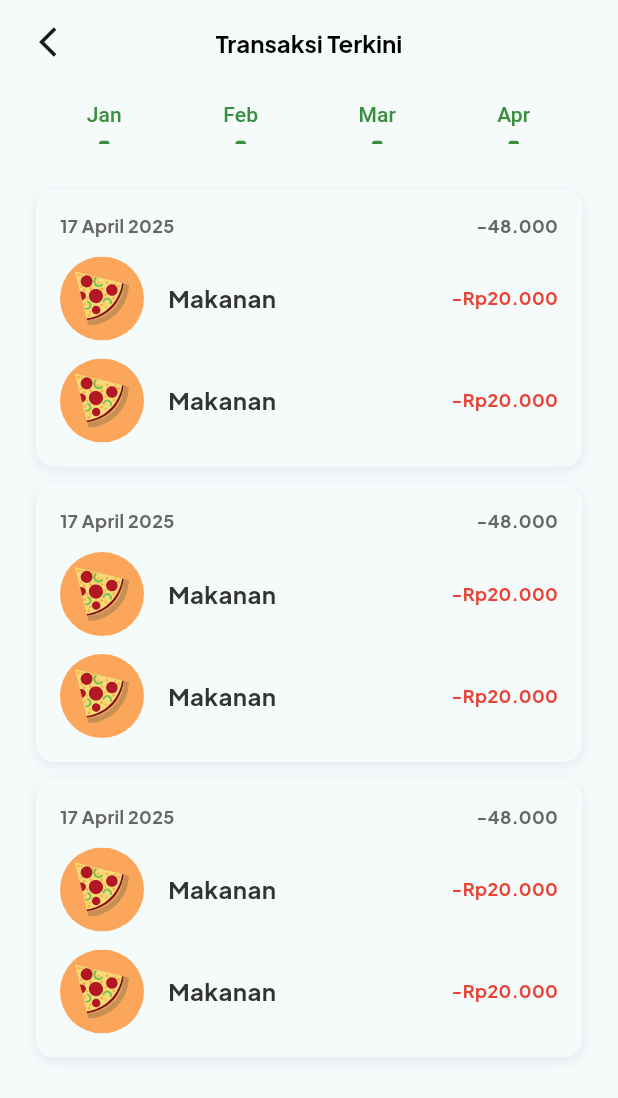
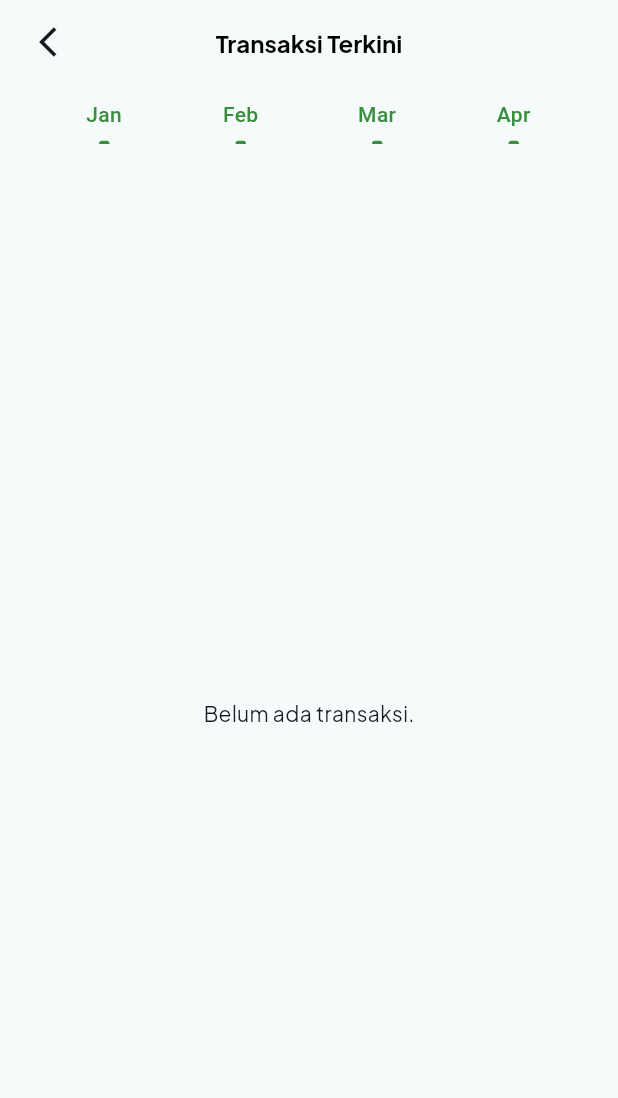
Before and after one commit to alHerys/SaveUp, a Flutter app: the TransaksiTerkiniPage screen opened by its route, on a phone screen of 412 x 824 dp. Shown: the top 1098 px of the screen. Run offline on Flutter 3.47's test engine with Material 3 defaults, Android fonts, the phone set to English and light mode, and no system bars; our stand-ins replace bloc, firebase_ai, firebase_core, fl_chart, flutter_bloc, flutter_svg and 5 more; accounts and stored records are empty.

Commit message:
Berhasil implemetasi UI dengan Hive

```diff
--- a/lib/features/home/presentation/cubit/transaction/transaction_cubit.dart
+++ b/lib/features/home/presentation/cubit/transaction/transaction_cubit.dart
@@ -1,4 +1,5 @@
 import 'package:bloc/bloc.dart';
+import 'package:collection/collection.dart';
 import 'package:hive_flutter/hive_flutter.dart';
 import 'package:meta/meta.dart';
 import 'package:save_up/features/scan/entities/transaksi.dart';
@@ -18,4 +19,29 @@ class TransactionCubit extends Cubit<TransactionState> {
       emit(TransactionError());
     }
   }
+
+  void groupLoadTransactionFromHive() {
+    try {
+      emit(TransactionLoading());
+      final box = Hive.box<Transaksi>('transaksiBox');
+
+      // Ambil dan urutkan transaksi dari yang terbaru
+      final transactions = box.values.toList().cast<Transaksi>()
+        ..sort((a, b) => b.date.compareTo(a.date));
+
+      // Kelompokkan transaksi berdasarkan tanggal (tanpa jam, menit, detik)
+      final groupedData = groupBy<Transaksi, DateTime>(
+        transactions,
+        (transaksi) => DateTime(
+          transaksi.date.year,
+          transaksi.date.month,
+          transaksi.date.day,
+        ),
+      );
+
+      emit(TransactionGrouped(groupedData));
+    } catch (e) {
+      emit(TransactionError());
+    }
+  }
 }
--- a/lib/features/home/presentation/cubit/transaction/transaction_state.dart
+++ b/lib/features/home/presentation/cubit/transaction/transaction_state.dart
@@ -14,3 +14,8 @@ final class TransactionRetrived extends TransactionState {
 
   TransactionRetrived(this.transactions);
 }
+
+final class TransactionGrouped extends TransactionState {
+  final Map<DateTime, List<Transaksi>> groupedTransactions;
+  TransactionGrouped(this.groupedTransactions);
+}
--- a/lib/features/home/presentation/pages/transaksi_terkini_page.dart
+++ b/lib/features/home/presentation/pages/transaksi_terkini_page.dart
@@ -1,6 +1,10 @@
 import 'package:flutter/material.dart';
-import 'package:flutter_svg/flutter_svg.dart';
+import 'package:flutter_bloc/flutter_bloc.dart';
+import 'package:flutter_svg/svg.dart';
+import 'package:intl/intl.dart';
 import 'package:save_up/core/themes/app_pallete.dart';
+import 'package:save_up/core/utils/currency_format.dart';
+import 'package:save_up/features/home/presentation/cubit/transaction/transaction_cubit.dart';
 
 const List<String> months = [
   'Jan',
@@ -17,8 +21,20 @@ const List<String> months = [
   'Des',
 ];
 
-class TransaksiTerkiniPage extends StatelessWidget {
+class TransaksiTerkiniPage extends StatefulWidget {
   const TransaksiTerkiniPage({super.key});
+
+  @override
+  State<TransaksiTerkiniPage> createState() => _TransaksiTerkiniPageState();
+}
+
+class _TransaksiTerkiniPageState extends State<TransaksiTerkiniPage> {
+  @override
+  void initState() {
+    super.initState();
+    // Panggil cubit untuk memuat data saat halaman dibuka
+    context.read<TransactionCubit>().groupLoadTransactionFromHive();
+  }
 
   @override
   Widget build(BuildContext context) {
@@ -27,14 +43,19 @@ class TransaksiTerkiniPage extends StatelessWidget {
         centerTitle: true,
         leading: GestureDetector(
           onTap: () {
-            Navigator.pushNamedAndRemoveUntil(context, '/home', (route) => false);
+            // Kembali ke halaman home
+            Navigator.pushNamedAndRemoveUntil(
+              context,
+              '/home',
+              (route) => false,
+            );
           },
-          child: Padding(
-            padding: const EdgeInsets.only(left: 20.0),
+          child: const Padding(
+            padding: EdgeInsets.only(left: 20.0),
             child: Icon(Icons.arrow_back_ios),
           ),
         ),
-        title: Text(
+        title: const Text(
           'Transaksi Terkini',
           style: TextStyle(
             color: AppPallete.baseBlack,
@@ -51,6 +72,7 @@ class TransaksiTerkiniPage extends StatelessWidget {
           padding: const EdgeInsets.symmetric(horizontal: 24.0),
           child: Column(
             children: [
+              // Widget untuk filter bulan (bisa diimplementasikan nanti)
               SizedBox(
                 height: 40,
                 child: Row(
@@ -63,13 +85,11 @@ class TransaksiTerkiniPage extends StatelessWidget {
                             child: Text(
                               months[index],
                               textAlign: TextAlign.center,
-                              style: TextStyle(
+                              style: const TextStyle(
                                 color: AppPallete.primary,
                                 fontSize: 14,
                                 fontFamily: 'Roboto',
                                 fontWeight: FontWeight.w500,
-                                height: 1.43,
-                                letterSpacing: 0.10,
                               ),
                             ),
                           ),
@@ -78,7 +98,9 @@ class TransaksiTerkiniPage extends StatelessWidget {
                             left: 0,
                             right: 0,
                             child: Container(
-                              margin: EdgeInsets.symmetric(horizontal: 42),
+                              margin: const EdgeInsets.symmetric(
+                                horizontal: 42,
+                              ),
                               height: 4,
                               decoration: BoxDecoration(
                                 color: AppPallete.primary,
@@ -92,17 +114,47 @@ class TransaksiTerkiniPage extends StatelessWidget {
                   }),
                 ),
               ),
+              const SizedBox(height: 30),
 
-              SizedBox(height: 30),
+              // Bagian untuk menampilkan daftar transaksi
+              Expanded(
+                child: BlocBuilder<TransactionCubit, TransactionState>(
+                  builder: (context, state) {
+                    if (state is TransactionLoading) {
+                      return const Center(child: CircularProgressIndicator());
+                    }
+                    if (state is TransactionError) {
+                      return const Center(child: Text('Gagal memuat data.'));
+                    }
+                    if (state is TransactionGrouped) {
+                      final groupedTransactions = state.groupedTransactions;
+                      if (groupedTransactions.isEmpty) {
+                        return const Center(
+                          child: Text('Belum ada transaksi.'),
+                        );
+                      }
 
-              ...List.generate(3, (index) {
+                      // Ambil daftar tanggal (keys) dari map
+                      final dates = groupedTransactions.keys.toList();
+
+                      return ListView.builder(
+                        itemCount: dates.length,
+                        itemBuilder: (context, index) {
+                          final date = dates[index];
+                          final transactionsOnDate = groupedTransactions[date]!;
+                          final totalPengeluaran = transactionsOnDate
+                              .fold<double>(
+                                0,
+                                (sum, item) => sum + item.amount,
+                              );
+
                           return Container(
-                  padding: EdgeInsets.all(16),
-                  margin: EdgeInsets.only(bottom: 12),
+                            padding: const EdgeInsets.all(16),
+                            margin: const EdgeInsets.only(bottom: 12),
                             decoration: BoxDecoration(
                               color: Theme.of(context).colorScheme.surface,
                               borderRadius: BorderRadius.circular(12),
-                    boxShadow: [
+                              boxShadow: const [
                                 BoxShadow(
                                   color: Color(0x140D0A2C),
                                   blurRadius: 6,
@@ -112,48 +164,68 @@ class TransaksiTerkiniPage extends StatelessWidget {
                               ],
                             ),
                             child: Column(
-                    spacing: 12,
                               children: [
+                                // Header Tanggal dan Total
                                 Row(
-                        mainAxisAlignment: MainAxisAlignment.spaceBetween,
+                                  mainAxisAlignment:
+                                      MainAxisAlignment.spaceBetween,
                                   children: [
                                     Text(
-                            '17 April 2025',
-                            style: TextStyle(
+                                      DateFormat(
+                                        'd MMMM yyyy',
+                                        'id_ID',
+                                      ).format(date),
+                                      style: const TextStyle(
                                         color: AppPallete.textSecondary,
                                         fontSize: 12,
-                              fontFamily: 'Plus Jakarta Sans',
                                         fontWeight: FontWeight.w700,
                                       ),
                                     ),
                                     Text(
-                            '-48.000',
-                            style: TextStyle(
+                                      '- ${CurrencyFormat.convertToIdr(totalPengeluaran, 0)}',
+                                      style: const TextStyle(
                                         color: AppPallete.textSecondary,
                                         fontSize: 12,
-                              fontFamily: 'Plus Jakarta Sans',
                                         fontWeight: FontWeight.w700,
                                       ),
                                     ),
                                   ],
                                 ),
-                      ...List.generate(2, (index) {
-                        return Row(
-                          mainAxisAlignment: MainAxisAlignment.spaceBetween,
+                                const SizedBox(height: 12),
+                                // Daftar transaksi pada tanggal tersebut
+                                ...transactionsOnDate.map((transaction) {
+                                  return Padding(
+                                    padding: const EdgeInsets.only(bottom: 8.0),
+                                    child: Row(
+                                      mainAxisAlignment:
+                                          MainAxisAlignment.spaceBetween,
                                       children: [
                                         Row(
-                              spacing: 16,
                                           children: [
+                                            switch (transaction.category) {
+                                              'Makanan & Minuman' =>
                                                 SvgPicture.asset(
                                                   'assets/icons/Food Category.svg',
                                                 ),
+                                              'Investasi' => SvgPicture.asset(
+                                                'assets/icons/Money Category.svg',
+                                              ),
+                                              'Laundry' => SvgPicture.asset(
+                                                'assets/icons/Laundry Category.svg',
+                                              ),
+                                              'Belanja' => SvgPicture.asset(
+                                                'assets/icons/Shopping Category.svg',
+                                              ),
+                                              _ => SvgPicture.asset(
+                                                'assets/icons/Money Cateogry.svg',
+                                              ),
+                                            },
+                                            const SizedBox(width: 16),
                                             Text(
-                                  'Makanan',
+                                              transaction.name,
                                               textAlign: TextAlign.center,
-                                  style: TextStyle(
-                                    color: const Color(
-                                      0xFF333333,
-                                    ) /* Text-Primary-text */,
+                                              style: const TextStyle(
+                                                color: Color(0xFF333333),
                                                 fontSize: 16,
                                                 fontWeight: FontWeight.w700,
                                               ),
@@ -161,21 +233,28 @@ class TransaksiTerkiniPage extends StatelessWidget {
                                           ],
                                         ),
                                         Text(
-                              '-Rp20.000',
+                                          '- ${CurrencyFormat.convertToIdr(transaction.amount, 0)}',
                                           textAlign: TextAlign.center,
-                              style: TextStyle(
-                                color: const Color(0xFFEA4335),
+                                          style: const TextStyle(
+                                            color: Color(0xFFEA4335),
                                             fontSize: 12,
                                             fontWeight: FontWeight.w700,
                                           ),
                                         ),
                                       ],
+                                    ),
                                   );
-                      }),
+                                }).toList(),
                               ],
                             ),
                           );
-              }),
+                        },
+                      );
+                    }
+                    return const SizedBox.shrink();
+                  },
+                ),
+              ),
             ],
           ),
         ),
--- a/lib/main.dart
+++ b/lib/main.dart
@@ -5,6 +5,7 @@ import 'package:flutter/material.dart';
 import 'package:flutter_bloc/flutter_bloc.dart';
 import 'package:google_fonts/google_fonts.dart';
 import 'package:hive_flutter/hive_flutter.dart';
+import 'package:intl/date_symbol_data_local.dart';
 import 'package:save_up/core/themes/app_pallete.dart';
 import 'package:save_up/features/asisten/presentation/pages/asisten_page.dart';
 import 'package:save_up/features/home/presentation/cubit/navbar/navbar_cubit.dart';
@@ -25,6 +26,7 @@ void main() async {
   await Hive.initFlutter();
   Hive.registerAdapter(TransaksiAdapter());
   await Hive.openBox<Transaksi>('transaksiBox');
+  await initializeDateFormatting('id_ID', null);
   await Firebase.initializeApp(options: DefaultFirebaseOptions.currentPlatform);
   runApp(const MyApp());
 }
@@ -38,7 +40,7 @@ class MyApp extends StatelessWidget {
         BlocProvider(create: (context) => NavbarCubit()),
         BlocProvider(create: (context) => ScanCubit()),
         BlocProvider(create: (context) => ReviewCubit()),
-        BlocProvider(create: (context) => TransactionCubit())
+        BlocProvider(create: (context) => TransactionCubit()),
       ],
       child: MaterialApp(
         title: 'Flutter Demo',
@@ -91,7 +93,6 @@ class MainPage extends StatefulWidget {
 }
 
 class _MainPageState extends State<MainPage> {
-
   @override
   void initState() {
     context.read<TransactionCubit>().loadTransactionFromHive();
--- a/pubspec.yaml
+++ b/pubspec.yaml
@@ -49,6 +49,7 @@ dependencies:
   json_annotation: ^4.9.0
   hive_flutter: ^1.1.0
   intl: ^0.20.2
+  collection: ^1.19.1
 
 dev_dependencies:
   flutter_test:
```
Also changed, not shown: lib/features/home/presentation/widgets/home_transaksi_terkini.dart (+27 -8 lines), assets/icons/Laundry Category.svg (added), pubspec.lock. Lines whose indentation alone changed are shown as unchanged.
